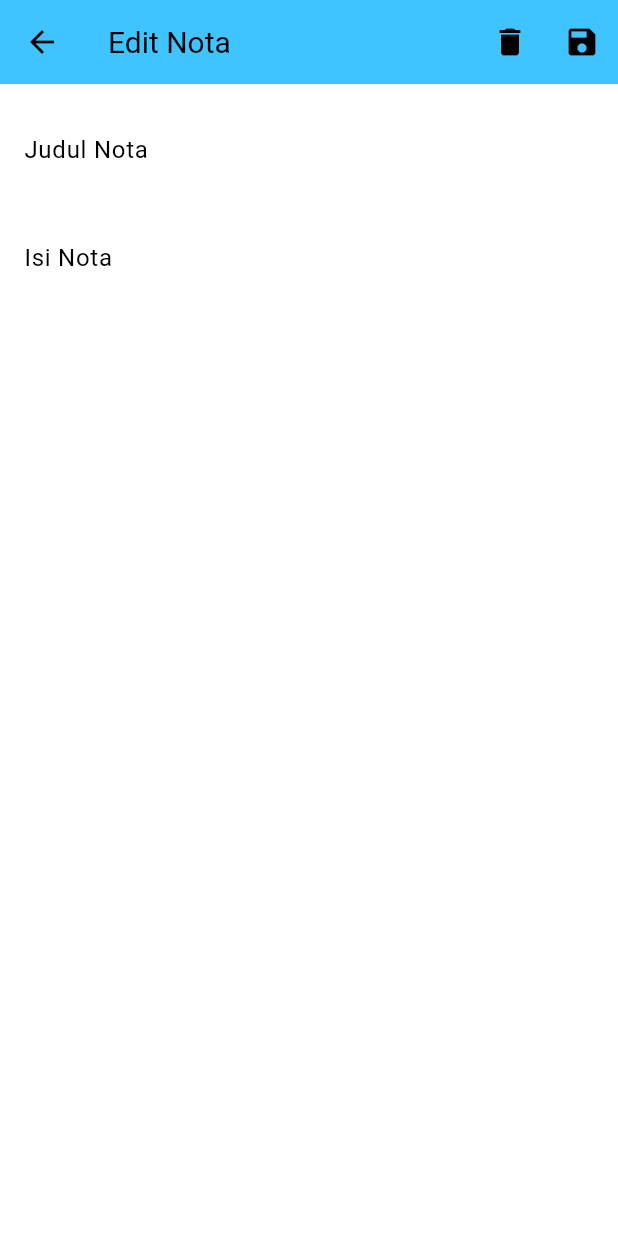
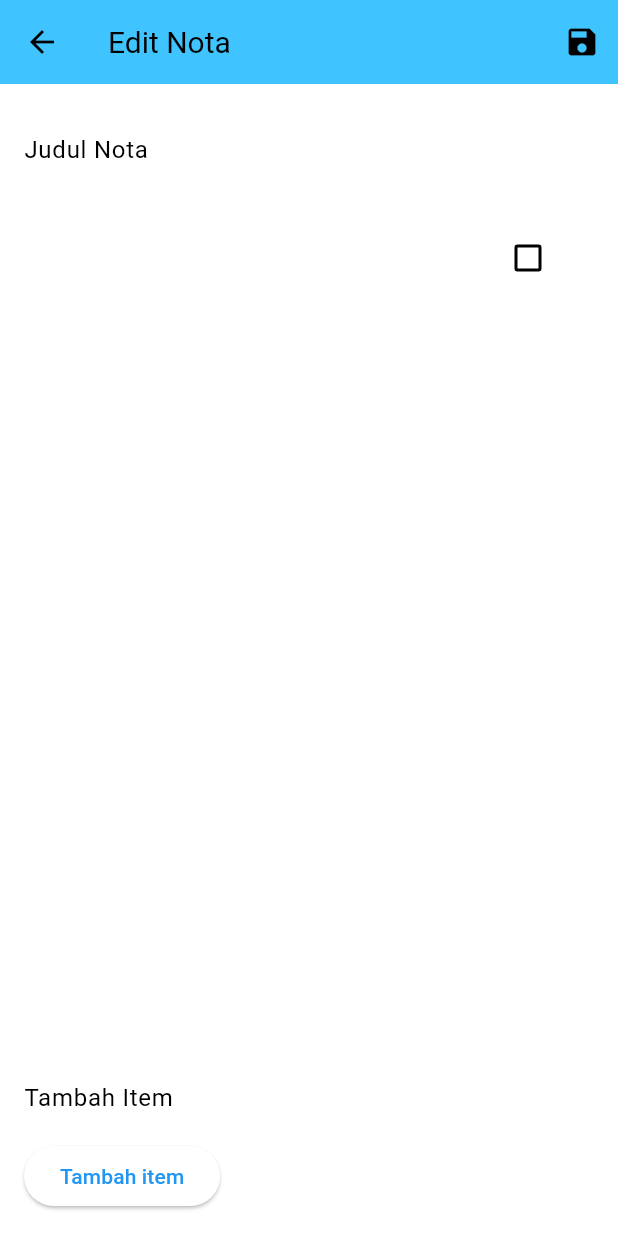
Before and after one commit to FRZ19/Test, a Flutter app: the NoteDetailPage screen opened directly with empty values, on a phone screen of 412 x 824 dp. Run offline on Flutter 3.47's test engine with Material 3 defaults, Android fonts, the phone set to English and light mode, and no system bars.

Commit message:
Add files via upload

```diff
--- a/lib/page/edit_page.dart
+++ b/lib/page/edit_page.dart
@@ -3,9 +3,9 @@ import 'package:flutter/material.dart';
 class NoteDetailPage extends StatefulWidget {
   final Nota nota;
   NoteDetailPage({
-    super.key,
+    Key? key,
     required this.nota,
-  });
+  }) : super(key: key);
 
   @override
   State<NoteDetailPage> createState() => _NoteDetailPageState();
@@ -14,6 +14,8 @@ class NoteDetailPage extends StatefulWidget {
 class _NoteDetailPageState extends State<NoteDetailPage> {
   late TextEditingController _titleController;
   late TextEditingController _contentController;
+  late List<bool> _checklistItems;
+  TextEditingController _addItemController = TextEditingController();
 
   @override
   void initState() {
@@ -24,6 +26,13 @@ class _NoteDetailPageState extends State<NoteDetailPage> {
     _contentController = TextEditingController(
       text: widget.nota.content,
     );
+
+    //inisialisasi nilai checklist item sesuai dengan jumlah item yang sudah ada
+    _checklistItems = List<bool>.generate(
+      widget.nota.content.split('\n').length,
+        (index) => false,
+    );
+
   }
 
   @override
@@ -33,16 +42,10 @@ class _NoteDetailPageState extends State<NoteDetailPage> {
         title: Text('Edit Nota'),
         actions: <Widget>[
           IconButton(
-            icon: Icon(Icons.delete),
-            onPressed: () {
-              _deleteNote(context);
-            },
-          ),
-          IconButton(
             icon: Icon(Icons.save),
             onPressed: () {
               widget.nota.title = _titleController.text;
-              widget.nota.content = _contentController.text;
+              widget.nota.content = _titleController.text + '\n' + _contentController.text;
               Navigator.of(context).pop(widget.nota);
             },
           ),
@@ -58,44 +61,49 @@ class _NoteDetailPageState extends State<NoteDetailPage> {
               decoration: InputDecoration(labelText: 'Judul Nota'),
             ),
             SizedBox(height: 16.0,),
+            Expanded(
+              child: ListView.builder(
+                itemCount: _checklistItems.length,
+                itemBuilder: (context, index) {
+                  return CheckboxListTile(
+                    title: Text(
+                      widget.nota.content.split('\n')[index],
+                      style: TextStyle(
+                        decoration: _checklistItems[index]
+                            ? TextDecoration.lineThrough
+                            : TextDecoration.none,
+                      ),
+                    ),
+                    value: _checklistItems[index],
+                    onChanged: (newValue) {
+                      setState(() {
+                        _checklistItems[index] = newValue!;
+                      });
+                    },
+                  );
+              },
+              ),
+            ),
+            SizedBox(height: 16.0),
             TextField(
-              controller: _contentController,
-              maxLines: null,
-              keyboardType: TextInputType.multiline,
-              decoration: InputDecoration(labelText: 'Isi Nota'),
-            )
+              controller: _addItemController,
+              decoration: InputDecoration(labelText: 'Tambah Item'),
+            ),
+            ElevatedButton(
+              onPressed: () {
+                setState(() {
+                  _checklistItems.add(false);
+                  widget.nota.content += '\n' + _addItemController.text;
+                  _addItemController.clear();
+                });
+              },
+              child: Text('Tambah item'),
+            ),
           ],
         ),
       ),
     );
   }
-}
-
-void _deleteNote(BuildContext context) {
-  showDialog(
-      context: context,
-      builder: (BuildContext context) {
-        return AlertDialog(
-          title: Text('Hapus Nota'),
-          content: Text('Apakah Anda yakin ingin menghapus nota ini?'),
-          actions: <Widget>[
-            TextButton(
-              child: Text('Tidak'),
-              onPressed: () {
-                Navigator.of(context).pop();
-              },
-            ),
-            TextButton(
-              child: Text('Ya'),
-              onPressed: () {
-                Navigator.of(context).pop();
-                Navigator.of(context).pop(null);
-              },
-            ),
-          ],
-        );
-      }
-  );
 }
 
 class Nota {
--- a/lib/page/home_screen.dart
+++ b/lib/page/home_screen.dart
@@ -101,6 +101,7 @@ class _HomePageState extends State<HomePage> {
           return ListTile(
             title: Text(notes[index].title),
             onTap: () => _editNote(notes[index]),
+            onLongPress: () => _deleteNote(notes[index]),
           );
         },
       ),
```
